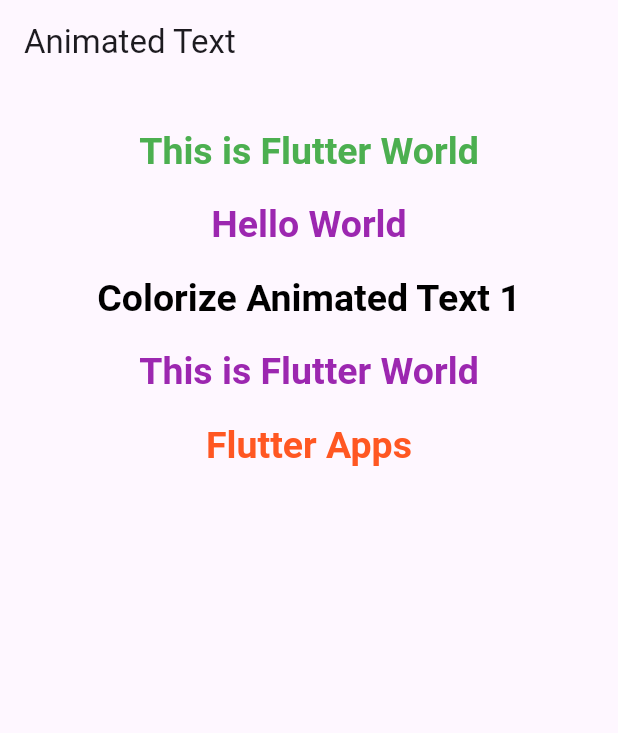
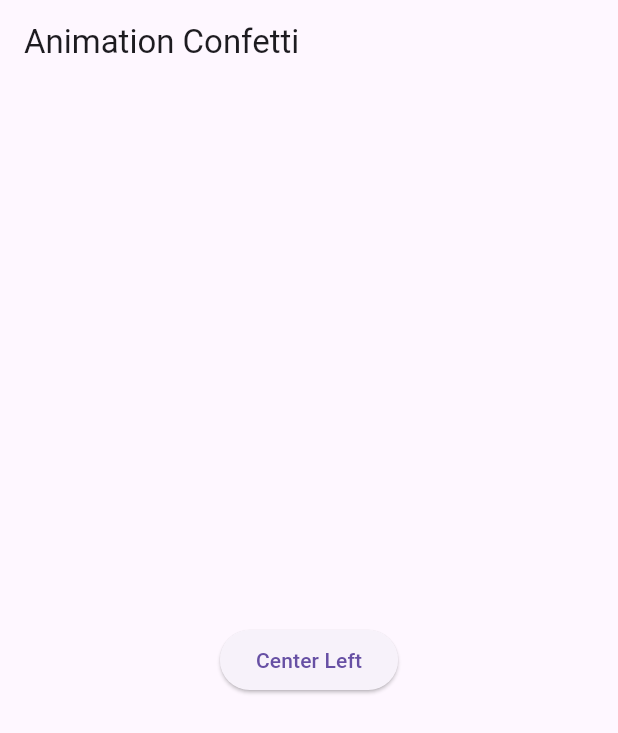
Before and after one commit to AbuRasel9/Flutter-All-Widget, a Flutter app: the screen it shows after launch, on a phone screen of 412 x 824 dp. Shown: the top 733 px of the screen. Run offline on Flutter 3.47's test engine with Material 3 defaults, Android fonts, the phone set to English and light mode, and no system bars; drawn by our look-alikes of animated_text_kit; our stand-ins replace confetti.

Commit message:
confet animation add

```diff
--- /dev/null
+++ b/lib/animation/confeti_animation_.dart
@@ -0,0 +1,86 @@
+import 'dart:math';
+
+import 'package:confetti/confetti.dart';
+import 'package:flutter/material.dart';
+//akhane (blastDirection) er value and direction
+//akhane (pi) mane right theke left a jabe
+//(pi/2) mane top theke bottom a jabe
+//(-pi/2,) mane bottom theke top a jabe
+//(0) dile left theke right a jabe
+
+
+class ConfetiAnimationv2 extends StatefulWidget {
+  const ConfetiAnimationv2({super.key});
+
+  @override
+  State<ConfetiAnimationv2> createState() => _ConfetiAnimationv2State();
+}
+
+class _ConfetiAnimationv2State extends State<ConfetiAnimationv2> {
+  late ConfettiController _controllerLeft = ConfettiController();
+
+//init state a ay contorler a duration set kora hoice
+
+  @override
+  void initState() {
+    super.initState();
+    _controllerLeft = ConfettiController(duration: const Duration(seconds: 5));
+  }
+
+  //dispose kora hoice ay controller ke
+  @override
+  void dispose() {
+    super.dispose();
+    _controllerLeft.dispose();
+  }
+
+  @override
+  Widget build(BuildContext context) {
+    return Scaffold(
+      appBar: AppBar(
+        title: const Text("Animation Confetti"),
+      ),
+      body: Stack(
+        children: [
+          Align(
+            alignment: Alignment.centerRight,
+            child: ConfettiWidget(
+              minimumSize: Size(10, 10),
+              maximumSize: Size(20, 20),
+
+              //confetti controller holo animation start
+              confettiController: _controllerLeft,
+              blastDirectionality: BlastDirectionality.explosive,
+              //direction set kore
+              blastDirection: pi,
+              //radial value left
+              particleDrag: 0.05,
+              // apply drag to the confetti
+              //koto gula card ber hobe tar parcentage
+              emissionFrequency: 0.9,
+              // how often it should emit
+              numberOfParticles: 20,
+              // number of particles to emit
+              ///koto first ber hobe
+              gravity: 0.10,
+              // gravity - or fall speed
+              shouldLoop: false,
+              colors: const [Colors.green, Colors.blue, Colors.pink],
+              // manually specify the colors to be used
+              strokeWidth: 1,
+              strokeColor: Colors.white,
+            ),
+          ),
+          Align(
+            alignment: Alignment.center,
+            child: ElevatedButton(
+                onPressed: () {
+                  _controllerLeft.play();
+                },
+                child: const Text("Center Left")),
+          )
+        ],
+      ),
+    );
+  }
+}
--- a/lib/main.dart
+++ b/lib/main.dart
@@ -1,6 +1,8 @@
 import 'package:flutter/cupertino.dart';
 import 'package:flutter/material.dart';
 import 'package:flutter_widget/animation/1_animated_container.dart';
+import 'package:flutter_widget/animation/3_confeti_animation.dart';
+import 'package:flutter_widget/animation/confeti_animation_.dart';
 import 'package:flutter_widget/clock_real_time.dart';
 import 'package:flutter_widget/widgets/10_time_picker_widget.dart';
 import 'package:flutter_widget/widgets/12_popup_menu_button_widget.dart';
@@ -45,7 +47,7 @@ class MyApp extends StatelessWidget {
       home: MultiProvider(providers: [
         ChangeNotifierProvider(create: (context) => SearchProvider())
       ],
-      child: const AnimatedTextAnimation(),
+      child: const ConfetiAnimationv2(),
       ),
     );
   }
--- a/pubspec.yaml
+++ b/pubspec.yaml
@@ -38,6 +38,7 @@ dependencies:
   http: any
   provider: any
   animated_text_kit: ^4.2.2
+  confetti:
 
 
 dev_dependencies:
```
Also changed, not shown: pubspec.lock.
